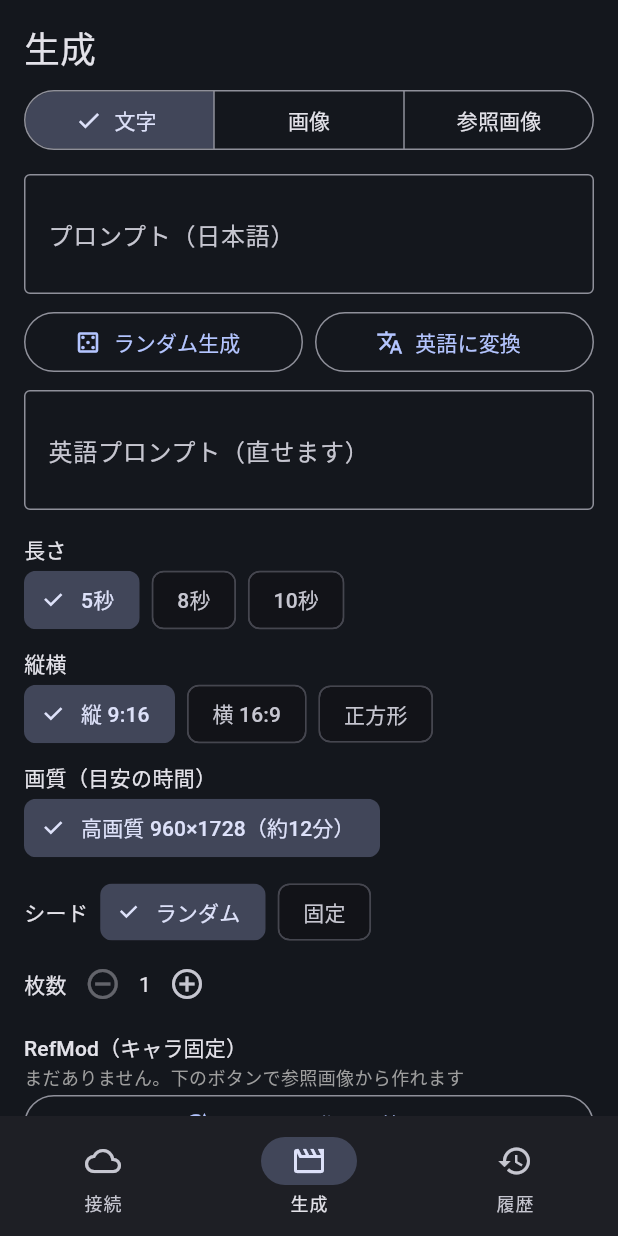
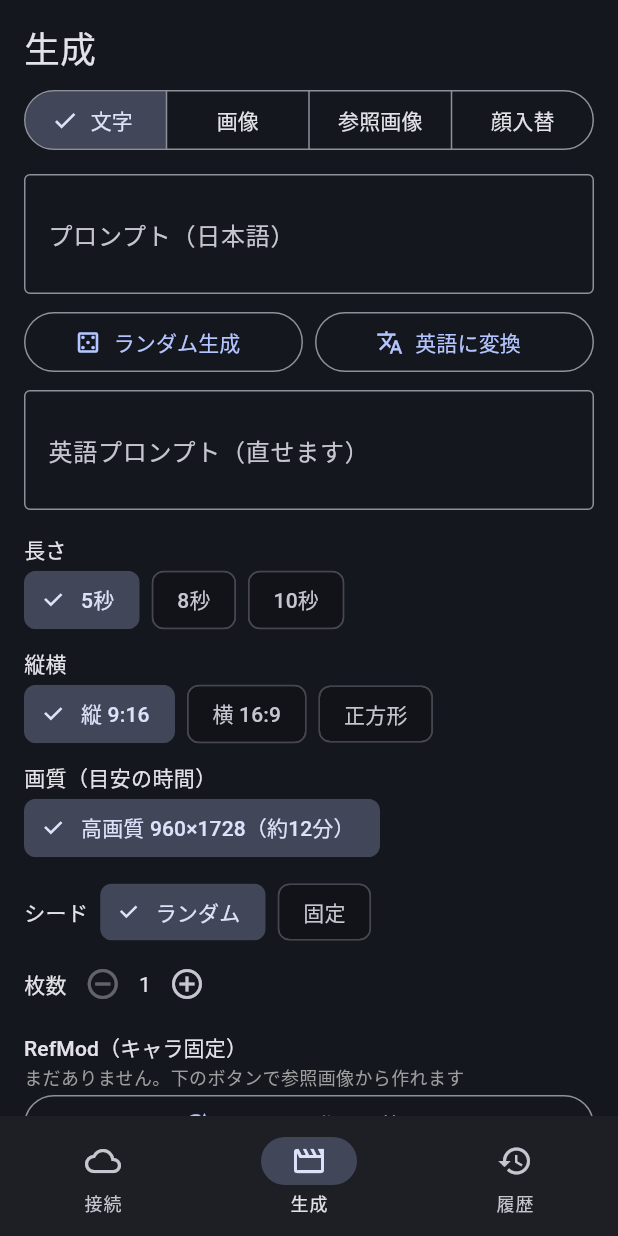
Before and after one commit to tachu2002/colab-video-app, a Flutter app: the screen it shows after launch, item 2 of the bottom bar chosen, on a phone screen of 412 x 824 dp. Run offline on Flutter 3.47's test engine with Material 3 defaults, Android fonts, the phone set to English and light mode, and no system bars; our stand-ins replace image_picker, shared_preferences, video_player; network calls fail; Roboto replaces fonts that are missing (NotoSansJP).

Commit message:
Add experimental face-swap mode (FaceSwap LoRA + reference video)
Co-Authored-By: Claude Sonnet 5.5 <noreply@anthropic.com>
Claude-Session: https://claude.ai/code/session_011eKQXRMMNXj2BFW5Ye8Air

```diff
--- a/lib/api.dart
+++ b/lib/api.dart
@@ -147,12 +147,12 @@ class HelperApi {
     required String aspect, required String preset, required int seed,
     required List<String> imagesB64, required String lora,
     required double loraStrength, required String clientId, String checkpoint = '',
-    List<Map<String, dynamic>> refmods = const [],
+    List<Map<String, dynamic>> refmods = const [], String videoB64 = '',
   }) async {
     final j = await _send('POST', '/generate', {
       'mode': mode, 'prompt_en': promptEn, 'seconds': seconds, 'aspect': aspect,
       'preset': preset, 'seed': seed, 'images_b64': imagesB64, 'lora': lora,
-      'lora_strength': loraStrength, 'client_id': clientId, 'checkpoint': checkpoint, 'refmods': refmods,
+      'lora_strength': loraStrength, 'client_id': clientId, 'checkpoint': checkpoint, 'refmods': refmods, 'video_b64': videoB64,
     });
     return j['prompt_id'] as String;
   }
--- a/lib/page_generate.dart
+++ b/lib/page_generate.dart
@@ -99,7 +99,8 @@ class _GeneratePageState extends State<GeneratePage> {
     return list.firstWhere((p) => p.id == preset, orElse: () => PresetInfo(preset, preset, 10, 12, false));
   }
 
-  int get maxImages => mode == 'i2v' ? 1 : (mode == 'ref2v' ? 3 : 0);
+  XFile? swapVideo;
+  int get maxImages => mode == 'i2v' ? 1 : (mode == 'ref2v' || mode == 'faceswap' ? 3 : 0);
 
   Future<void> _pick() async {
     final room = maxImages - images.length;
@@ -107,6 +108,11 @@ class _GeneratePageState extends State<GeneratePage> {
     final files = await _picker.pickMultiImage(maxWidth: 1280, maxHeight: 1280, imageQuality: 90, limit: room < 2 ? 2 : room);
     if (files.isEmpty) return;
     setState(() => images.addAll(files.take(room)));
+  }
+
+  Future<void> _pickVideo() async {
+    final f = await _picker.pickVideo(source: ImageSource.gallery);
+    if (f != null) setState(() => swapVideo = f);
   }
 
   Future<void> _random() async {
@@ -140,8 +146,9 @@ class _GeneratePageState extends State<GeneratePage> {
     await s.ensureFresh();
     final st = s.status;
     if (st == null || !st.isRunning) { setState(() => error = '接続できていません。接続タブで再接続してください'); return; }
-    if (mode != 't2v' && images.isEmpty) { setState(() => error = '画像をえらんでください'); return; }
-    if (ja.text.trim().isEmpty && en.text.trim().isEmpty) { setState(() => error = 'プロンプトを入れてください（ランダム生成も使えます）'); return; }
+    if (mode != 't2v' && images.isEmpty) { setState(() => error = mode == 'faceswap' ? '顔の画像をえらんでください' : '画像をえらんでください'); return; }
+    if (mode == 'faceswap' && swapVideo == null) { setState(() => error = '元の動画をえらんでください'); return; }
+    if (mode != 'faceswap' && ja.text.trim().isEmpty && en.text.trim().isEmpty) { setState(() => error = 'プロンプトを入れてください（ランダム生成も使えます）'); return; }
     final p = _preset();
     if (seconds > p.maxSec) seconds = p.maxSec;
     setState(() { running = true; cancel = false; error = null; doneCount = 0; pct = 0; stage = '準備中'; startedAt = DateTime.now(); preview = null; previewCount = 0; });
@@ -149,11 +156,12 @@ class _GeneratePageState extends State<GeneratePage> {
     final api = HelperApi(st);
     final comfy = ComfyApi(st.comfyUrl);
     try {
-      if (en.text.trim().isEmpty) {
+      if (mode != 'faceswap' && en.text.trim().isEmpty) {
         en.text = await api.translate(ja.text.trim(), seconds);
       }
       final b64 = <String>[];
       for (final f in images.take(maxImages)) { b64.add(base64Encode(await f.readAsBytes())); }
+      final vb64 = mode == 'faceswap' && swapVideo != null ? base64Encode(await swapVideo!.readAsBytes()) : '';
       for (var i = 0; i < count && !cancel; i++) {
         final rnd = Random();
         final seed = seedFixed ? (int.tryParse(seedCtl.text) ?? 0) + i : rnd.nextInt(1 << 31);
@@ -197,7 +205,7 @@ class _GeneratePageState extends State<GeneratePage> {
         } catch (_) {}
         final pid = await api.generate(
           mode: mode, promptEn: en.text.trim(), seconds: seconds.toDouble(), aspect: ratio,
-          preset: preset, seed: seed, imagesB64: b64, lora: lora, loraStrength: loraStrength, clientId: cid, checkpoint: s.checkpoint,
+          preset: preset, seed: seed, imagesB64: b64, videoB64: vb64, lora: lora, loraStrength: loraStrength, clientId: cid, checkpoint: s.checkpoint,
           refmods: [for (final e in refSel.entries) {'name': e.key, 'strength': e.value}],
         );
         VideoRef? ref;
@@ -267,6 +275,7 @@ class _GeneratePageState extends State<GeneratePage> {
           ButtonSegment(value: 't2v', label: Text('文字')),
           ButtonSegment(value: 'i2v', label: Text('画像')),
           ButtonSegment(value: 'ref2v', label: Text('参照画像')),
+          ButtonSegment(value: 'faceswap', label: Text('顔入替')),
         ],
         selected: {mode},
         onSelectionChanged: running ? null : (v) => setState(() { mode = v.first; if (images.length > maxImages) images.removeRange(maxImages, images.length); }),
@@ -285,7 +294,12 @@ class _GeneratePageState extends State<GeneratePage> {
           if (images.length < maxImages)
             InkWell(onTap: running ? null : _pick, child: Container(width: 96, height: 96, decoration: BoxDecoration(border: Border.all(color: Colors.grey), borderRadius: BorderRadius.circular(8)), child: const Icon(Icons.add_photo_alternate_outlined))),
         ])),
-        Text(mode == 'i2v' ? '最初のフレームになる画像を1枚' : '参照する画像を最大3枚（人物や物など）', style: const TextStyle(fontSize: 12, color: Colors.grey)),
+        Text(mode == 'i2v' ? '最初のフレームになる画像を1枚' : mode == 'faceswap' ? '新しい顔の画像を最大3枚（顔がはっきり写った写真）' : '参照する画像を最大3枚（人物や物など）', style: const TextStyle(fontSize: 12, color: Colors.grey)),
+      ],
+      if (mode == 'faceswap') ...[
+        const SizedBox(height: 8),
+        OutlinedButton.icon(onPressed: running ? null : _pickVideo, icon: const Icon(Icons.video_file_outlined), label: Text(swapVideo == null ? '元の動画をえらぶ（2〜15秒）' : '元の動画: ${swapVideo!.name}')),
+        const Text('実験機能: 3秒の動画で約8分かかります。長さと縦横は元の動画に合わせます', style: TextStyle(fontSize: 12, color: Colors.grey)),
       ],
       const SizedBox(height: 12),
       TextField(controller: ja, minLines: 2, maxLines: 5, decoration: const InputDecoration(labelText: 'プロンプト（日本語）', border: OutlineInputBorder())),
```
Also changed, not shown: 1 other file.
